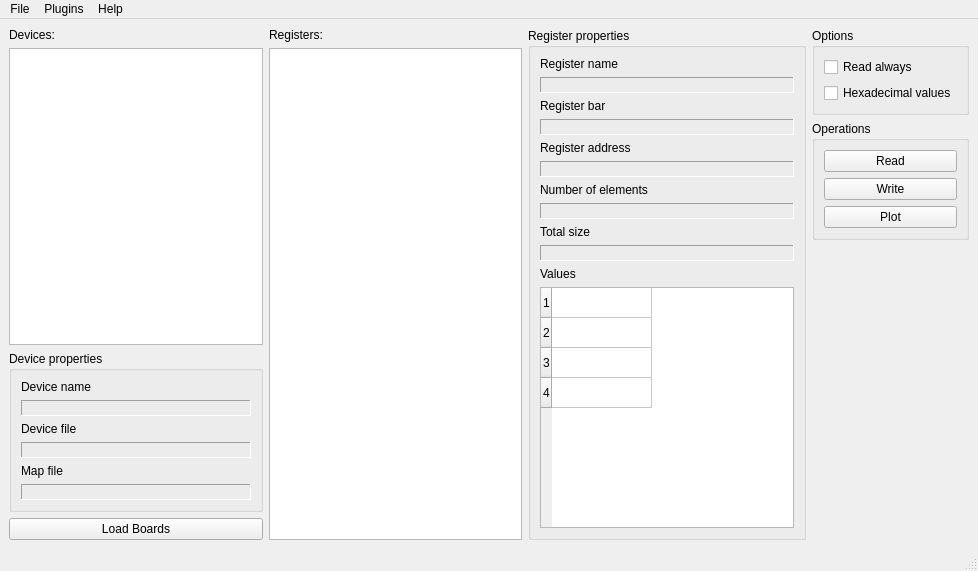
Before: the Qt Designer form QtHardMonForm.ui in ChimeraTK/QtHardMon, drawn with Qt 5.
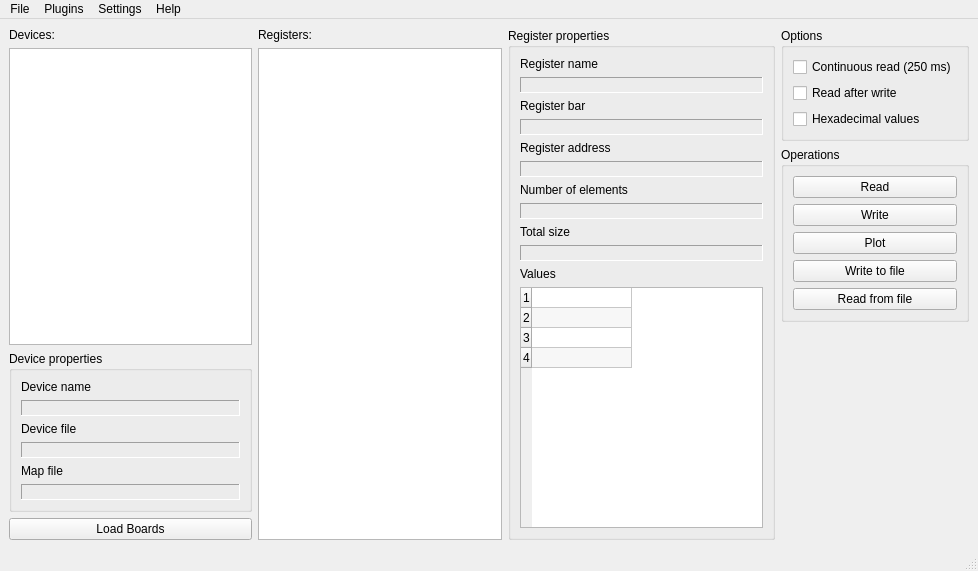
After: the same form once the commit is applied.

Commit message: - Fixed selection mask in file open dialog - Extended the GUI, still without further functionality - Only one error message for read error in multi-word register - First device is not selected when loading the dmap file   (first entry might be invalid, resulting in an error message-> annoying)

The edit to the form file:
```diff
--- a/QtHardMonForm.ui
+++ b/QtHardMonForm.ui
@@ -246,6 +246,9 @@
              <verstretch>0</verstretch>
             </sizepolicy>
            </property>
+           <property name="alternatingRowColors">
+            <bool>true</bool>
+           </property>
            <property name="rowCount">
             <number>4</number>
            </property>
@@ -255,6 +258,9 @@
            <attribute name="horizontalHeaderVisible">
             <bool>false</bool>
            </attribute>
+           <attribute name="verticalHeaderDefaultSectionSize">
+            <number>20</number>
+           </attribute>
            <attribute name="verticalHeaderHighlightSections">
             <bool>false</bool>
            </attribute>
@@ -281,7 +287,14 @@
          <item>
           <widget class="QCheckBox" name="readAlwaysCheckBox">
            <property name="text">
-            <string>Read always</string>
+            <string>Continuous read (250 ms)</string>
+           </property>
+          </widget>
+         </item>
+         <item>
+          <widget class="QCheckBox" name="readAfterWriteCheckBox">
+           <property name="text">
+            <string>Read after write</string>
            </property>
           </widget>
          </item>
@@ -322,6 +335,20 @@
            </property>
           </widget>
          </item>
+         <item>
+          <widget class="QPushButton" name="writeToFileButton">
+           <property name="text">
+            <string>Write to file</string>
+           </property>
+          </widget>
+         </item>
+         <item>
+          <widget class="QPushButton" name="readFromFileButton">
+           <property name="text">
+            <string>Read from file</string>
+           </property>
+          </widget>
+         </item>
         </layout>
        </widget>
       </item>
@@ -361,28 +388,35 @@
      <height>21</height>
     </rect>
    </property>
-   <widget class="QMenu" name="menuFile">
+   <widget class="QMenu" name="fileMenu">
     <property name="title">
      <string>File</string>
     </property>
     <addaction name="actionRead"/>
     <addaction name="actionSave"/>
    </widget>
-   <widget class="QMenu" name="menuPlugins">
+   <widget class="QMenu" name="pluginsMenu">
     <property name="title">
      <string>Plugins</string>
     </property>
    </widget>
-   <widget class="QMenu" name="menuHelp">
+   <widget class="QMenu" name="helpMenu">
     <property name="title">
      <string>Help</string>
     </property>
     <addaction name="actionAboutQtHardMon"/>
     <addaction name="actionAboutQt"/>
    </widget>
-   <addaction name="menuFile"/>
-   <addaction name="menuPlugins"/>
-   <addaction name="menuHelp"/>
+   <widget class="QMenu" name="settingsMenu">
+    <property name="title">
+     <string>Settings</string>
+    </property>
+    <addaction name="preferencesAction"/>
+   </widget>
+   <addaction name="fileMenu"/>
+   <addaction name="pluginsMenu"/>
+   <addaction name="settingsMenu"/>
+   <addaction name="helpMenu"/>
   </widget>
   <widget class="QStatusBar" name="statusbar"/>
   <action name="actionRead">
```
Left out of the diff: 27 changed lines with no effect on the pictures. The commit also changes 3 other files.
